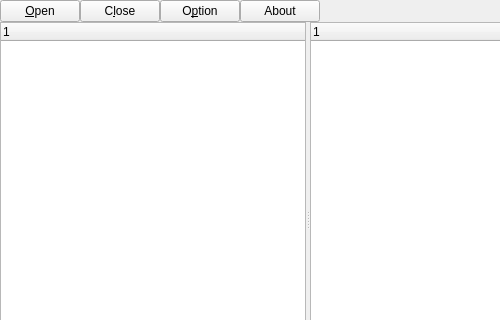
This is src/widget.ui in wifihack/cs as Qt 5 draws it before an edit; both pictures show x 0 to 500 and y 0 to 320 of the 616 by 416 pixel window. The edited form follows.
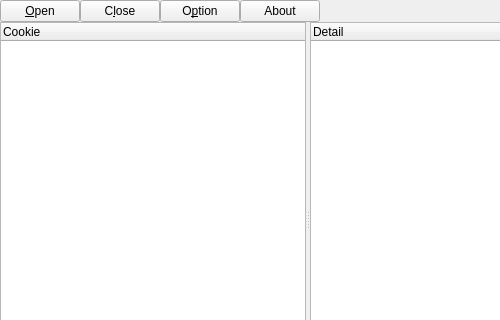
This is the edited form.

```diff
--- a/src/widget.ui
+++ b/src/widget.ui
@@ -85,14 +85,14 @@
      <widget class="QTreeWidget" name="twCookie">
       <column>
        <property name="text">
-        <string notr="true">1</string>
+        <string notr="true">Cookie</string>
        </property>
       </column>
      </widget>
      <widget class="QTreeWidget" name="twDetail">
       <column>
        <property name="text">
-        <string notr="true">1</string>
+        <string notr="true">Detail</string>
        </property>
       </column>
      </widget>
```
